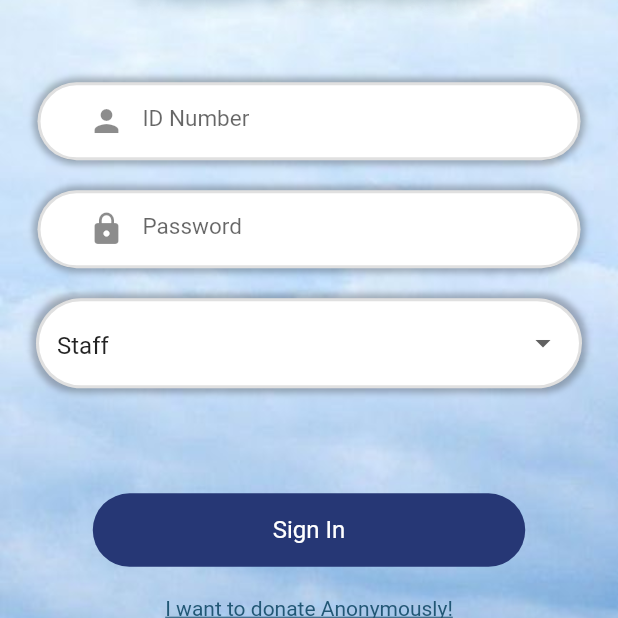
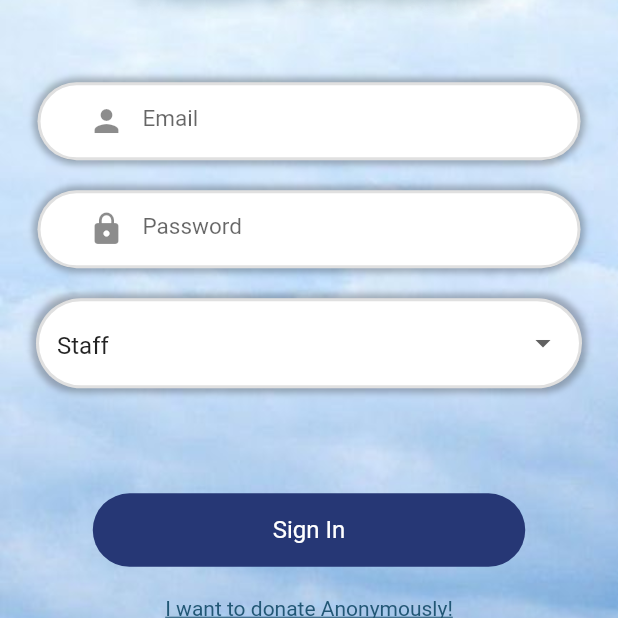
Before and after one commit to ApizMan/sdwProject, a Flutter app: the screen it shows after launch, on a phone screen of 412 x 824 dp, the part 374-992 px from its top. Run offline on Flutter 3.47's test engine with Material 2 defaults, Android fonts, the phone set to English and light mode, and no system bars; our stand-ins replace firebase_auth, firebase_core; accounts and stored records are empty; Roboto replaces fonts that are missing (Poppins).

Commit message:
Login firebase

```diff
--- a/lib/screen/login/login.dart
+++ b/lib/screen/login/login.dart
@@ -1,3 +1,5 @@
+import 'package:firebase_auth/firebase_auth.dart';
+import 'package:firebase_core/firebase_core.dart';
 import 'package:fkaa_donation/constant.dart';
 import 'package:fkaa_donation/screen/navigation_bar/navigation.dart';
 import 'package:flutter/material.dart';
@@ -19,6 +21,34 @@ List<String> typeUser = [
 
 class _LoginState extends State<Login> {
   String dropdownValue = typeUser.first;
+  //Initialiaze Firebase App
+  Future<FirebaseApp> _initializeFirebase() async {
+    FirebaseApp firebaseApp = await Firebase.initializeApp();
+    return firebaseApp;
+  }
+
+  //Login Function
+  static Future<User?> loginUsingEmailPassword(
+      {required String email,
+      required String password,
+      required BuildContext context}) async {
+    FirebaseAuth auth = FirebaseAuth.instance;
+    User? user;
+    try {
+      UserCredential userCredential = await auth.signInWithEmailAndPassword(
+          email: email, password: password);
+      user = userCredential.user;
+    } on FirebaseAuthException catch (e) {
+      if (e.code == 'user-not-found') {
+        print("No User found for that email");
+      }
+    }
+
+    return user;
+  }
+
+  TextEditingController _emailController = TextEditingController();
+  TextEditingController _passwordController = TextEditingController();
 
   @override
   Widget build(BuildContext context) {
@@ -26,7 +56,11 @@ class _LoginState extends State<Login> {
       child: GestureDetector(
         onTap: () => FocusManager.instance.primaryFocus?.unfocus(),
         child: Scaffold(
-          body: Container(
+          body: FutureBuilder(
+              future: _initializeFirebase(),
+              builder: (context, snapshot) {
+                if (snapshot.connectionState == ConnectionState.done) {
+                  return Container(
                     width: double.infinity,
                     height: double.infinity,
                     decoration: BoxDecoration(
@@ -78,9 +112,10 @@ class _LoginState extends State<Login> {
                               SizedBox(
                                 height: 50,
                               ),
-                      //ID matrik number
+                              //Email
                               Padding(
-                        padding: const EdgeInsets.symmetric(horizontal: 25.0),
+                                padding: const EdgeInsets.symmetric(
+                                    horizontal: 25.0),
                                 child: Container(
                                   decoration: BoxDecoration(
                                     color: Colors.white,
@@ -100,12 +135,13 @@ class _LoginState extends State<Login> {
                                   child: Padding(
                                     padding: EdgeInsets.only(left: 20.0),
                                     child: TextField(
+                                      controller: _emailController,
                                       decoration: const InputDecoration(
                                         hintStyle: TextStyle(fontSize: 15),
                                         prefixIcon: Icon(
                                           Icons.person,
                                         ),
-                                hintText: "ID Number",
+                                        hintText: "Email",
                                         border: InputBorder.none,
                                       ),
                                     ),
@@ -118,7 +154,8 @@ class _LoginState extends State<Login> {
                               ),
                               //ID matrik number
                               Padding(
-                        padding: const EdgeInsets.symmetric(horizontal: 25.0),
+                                padding: const EdgeInsets.symmetric(
+                                    horizontal: 25.0),
                                 child: Container(
                                   decoration: BoxDecoration(
                                     color: Colors.white,
@@ -138,6 +175,7 @@ class _LoginState extends State<Login> {
                                   child: Padding(
                                     padding: EdgeInsets.only(left: 20.0),
                                     child: TextField(
+                                      controller: _passwordController,
                                       obscureText: true,
                                       decoration: const InputDecoration(
                                         hintStyle: TextStyle(fontSize: 15),
@@ -156,7 +194,8 @@ class _LoginState extends State<Login> {
                                 height: 10,
                               ),
                               Padding(
-                        padding: const EdgeInsets.fromLTRB(24.0, 10, 24.0, 0),
+                                padding: const EdgeInsets.fromLTRB(
+                                    24.0, 10, 24.0, 0),
                                 child: Container(
                                   height: 60,
                                   decoration: BoxDecoration(
@@ -183,7 +222,8 @@ class _LoginState extends State<Login> {
                                       ),
                                     ),
                                     items: typeUser
-                                .map<DropdownMenuItem<String>>((String value) {
+                                        .map<DropdownMenuItem<String>>(
+                                            (String value) {
                                       return DropdownMenuItem(
                                           value: value, child: Text(value));
                                     }).toList(),
@@ -197,18 +237,22 @@ class _LoginState extends State<Login> {
                               ),
                               //sign in button
                               Padding(
-                        padding: const EdgeInsets.symmetric(horizontal: 25.0),
+                                padding: const EdgeInsets.symmetric(
+                                    horizontal: 25.0),
                                 child: GestureDetector(
-                          onTap: () {
-                            setState(() {
-                              Navigator.pop(context);
-                              Navigator.push(
-                                context,
-                                MaterialPageRoute(
+                                  onTap: () async {
+                                    User? user = await loginUsingEmailPassword(
+                                      email: _emailController.text,
+                                      password: _passwordController.text,
+                                      context: context,
+                                    );
+                                    print(user);
+                                    if (user != null) {
+                                      Navigator.of(context)
+                                          .push(MaterialPageRoute(
                                         builder: (context) => Navigation(),
-                                ),
-                              );
-                            });
+                                      ));
+                                    }
                                   },
                                   child: Container(
                                     padding: const EdgeInsets.symmetric(
@@ -250,7 +294,13 @@ class _LoginState extends State<Login> {
                         ),
                       ),
                     ),
-          ),
+                  );
+                } else {
+                  return Center(
+                    child: CircularProgressIndicator(),
+                  );
+                }
+              }),
         ),
       ),
     );
--- a/pubspec.yaml
+++ b/pubspec.yaml
@@ -36,6 +36,9 @@ dependencies:
   # The following adds the Cupertino Icons font to your application.
   # Use with the CupertinoIcons class for iOS style icons.
   cupertino_icons: ^1.0.2
+  # Firebase Authotication and firebase core
+  firebase_core: ^2.4.1
+  firebase_auth: ^4.2.5
 
 dev_dependencies:
   flutter_test:
```
Also changed, not shown: pubspec.lock, 3 other files. Lines whose indentation alone changed are shown as unchanged.
